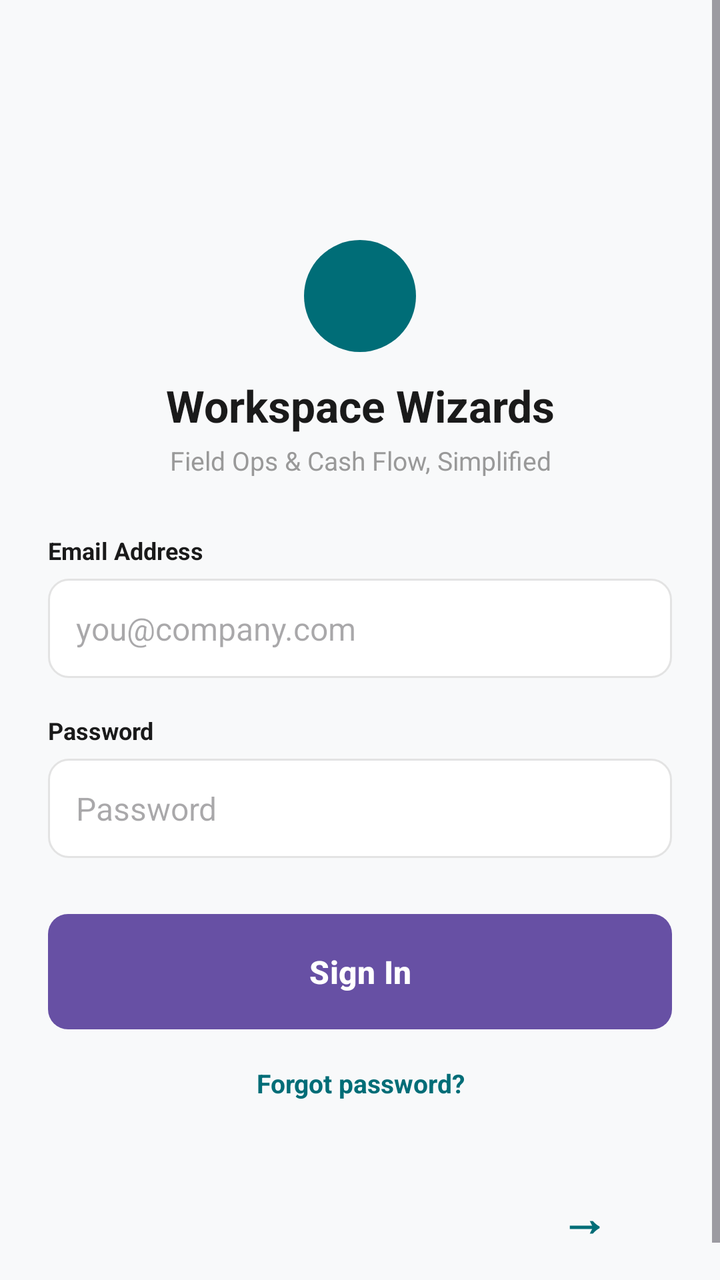
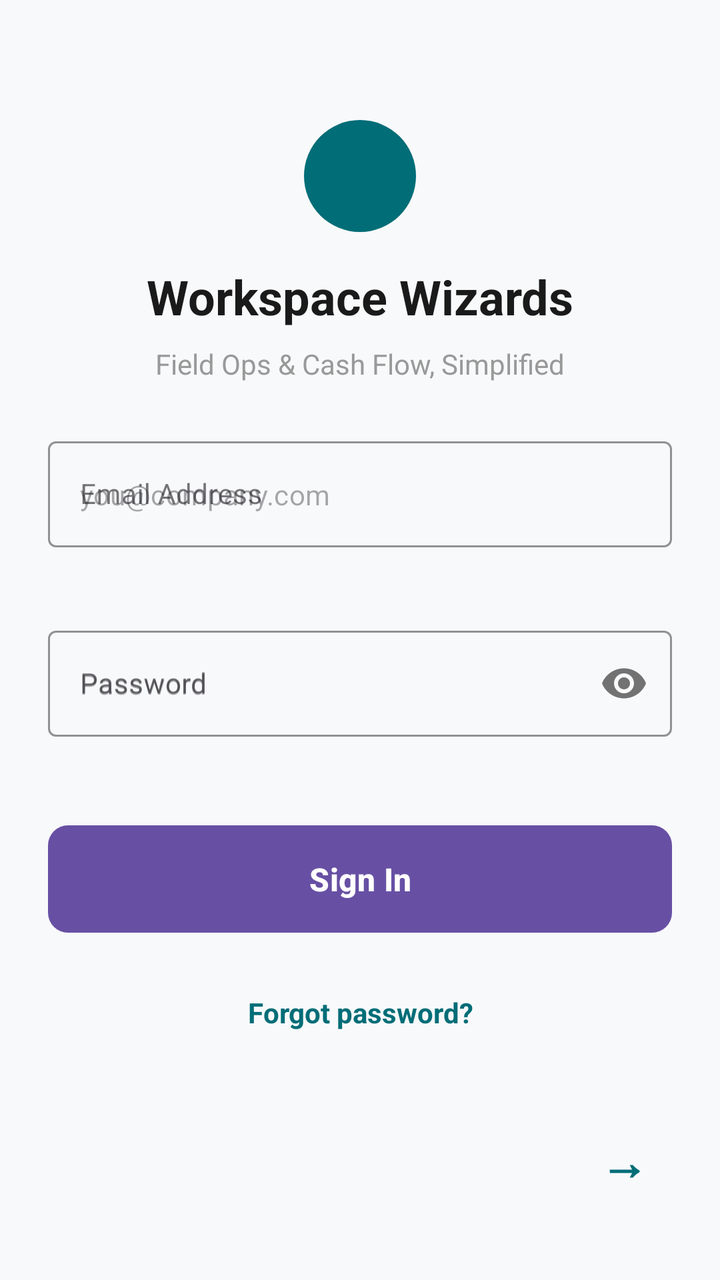

Before-and-after screenshots of an Android layout around one commit, followed by the original layout XML and the change that was made.
<!-- AndroidManifest.xml: application theme Theme.WorkspaceWizards -->
<!-- res/layout/activity_login.xml -->
<?xml version="1.0" encoding="utf-8"?>
<ScrollView
    xmlns:android="http://schemas.android.com/apk/res/android"
    xmlns:app="http://schemas.android.com/apk/res-auto"
    android:layout_width="match_parent"
    android:layout_height="match_parent"
    android:background="@color/bg_light">

    <LinearLayout
        android:layout_width="match_parent"
        android:layout_height="wrap_content"
        android:orientation="vertical"
        android:paddingHorizontal="24dp"
        android:paddingTop="120dp"
        android:paddingBottom="24dp">

        
        <View
            android:layout_width="56dp"
            android:layout_height="56dp"
            android:layout_gravity="center_horizontal"
            android:background="@drawable/circle_teal" />

        <TextView
            android:layout_width="match_parent"
            android:layout_height="wrap_content"
            android:layout_marginTop="12dp"
            android:gravity="center"
            android:text="Workspace Wizards"
            android:textColor="@color/off_black"
            android:textSize="22sp"
            android:textStyle="bold" />

        <TextView
            android:layout_width="match_parent"
            android:layout_height="wrap_content"
            android:layout_marginTop="4dp"
            android:gravity="center"
            android:text="Field Ops &amp; Cash Flow, Simplified"
            android:textColor="@color/grey_text"
            android:textSize="13sp" />

        
        <TextView
            android:layout_width="wrap_content"
            android:layout_height="wrap_content"
            android:layout_marginTop="28dp"
            android:text="Email Address"
            android:textColor="@color/off_black"
            android:textSize="12sp"
            android:textStyle="bold" />

        <EditText
            android:id="@+id/etEmail"
            android:layout_width="match_parent"
            android:layout_height="wrap_content"
            android:layout_marginTop="6dp"
            android:background="@drawable/input_box_bg"
            android:hint="you@company.com"
            android:inputType="textEmailAddress"
            android:padding="14dp"
            android:textSize="16sp" />

        
        <TextView
            android:layout_width="wrap_content"
            android:layout_height="wrap_content"
            android:layout_marginTop="18dp"
            android:text="Password"
            android:textColor="@color/off_black"
            android:textSize="12sp"
            android:textStyle="bold" />

        <EditText
            android:id="@+id/etPassword"
            android:layout_width="match_parent"
            android:layout_height="wrap_content"
            android:layout_marginTop="6dp"
            android:background="@drawable/input_box_bg"
            android:hint="Password"
            android:inputType="textPassword"
            android:padding="14dp"
            android:textSize="16sp" />

        
        <Button
            android:id="@+id/btnSignIn"
            android:layout_width="match_parent"
            android:layout_height="wrap_content"
            android:layout_marginTop="28dp"
            android:background="@drawable/button_pink_bg"
            android:paddingVertical="14dp"
            android:text="Sign In"
            android:textAllCaps="false"
            android:textColor="@android:color/white"
            android:textSize="16sp"
            android:textStyle="bold" />

        
        <TextView
            android:layout_width="match_parent"
            android:layout_height="wrap_content"
            android:layout_marginTop="18dp"
            android:gravity="center"
            android:text="Forgot password?"
            android:textColor="@color/teal_primary"
            android:textSize="13sp"
            android:textStyle="bold" />

        
        <com.google.android.material.button.MaterialButton
            android:id="@+id/btnNextPreview"
            style="@style/Widget.MaterialComponents.Button.TextButton"
            android:layout_width="wrap_content"
            android:layout_height="wrap_content"
            android:layout_gravity="end"
            android:layout_marginTop="32dp"
            android:text="→"
            android:textColor="@color/teal_primary"
            android:textSize="24sp"
            android:textStyle="bold" />

    </LinearLayout>
</ScrollView>
<!-- resources referenced by this layout -->
<resources>
  <color name="bg_light">#F8F9FA</color>
  <color name="grey_text">#999999</color>
  <color name="off_black">#1A1A1A</color>
  <color name="teal_primary">#006D77</color>
  <!-- drawable button_pink_bg (drawable) -->
  <?xml version="1.0" encoding="utf-8"?>
  <shape xmlns:android="http://schemas.android.com/apk/res/android" android:shape="rectangle">
      <solid android:color="@color/pink_accent" />
      <corners android:radius="10dp" />
  </shape>
  <!-- drawable circle_teal (drawable) -->
  <?xml version="1.0" encoding="utf-8"?>
  <shape xmlns:android="http://schemas.android.com/apk/res/android" android:shape="oval">
      <solid android:color="@color/teal_primary" />
  </shape>
  <!-- drawable input_box_bg (drawable) -->
  <?xml version="1.0" encoding="utf-8"?>
  <shape xmlns:android="http://schemas.android.com/apk/res/android" android:shape="rectangle">
      <solid android:color="@android:color/white" />
      <corners android:radius="10dp" />
      <stroke android:width="1dp" android:color="@color/light_grey" />
  </shape>
  <style name="Theme.WorkspaceWizards" parent="Base.Theme.WorkspaceWizards" />
  <color name="pink_accent">#E21B63</color>
  <color name="light_grey">#E3E3E3</color>
  <style name="Base.Theme.WorkspaceWizards" parent="Theme.Material3.DayNight.NoActionBar">
          
          
      </style>
</resources>

<!-- the commit's change to res/layout/activity_login.xml (unified diff, before → after) -->
@@ -2,110 +2,145 @@
 <ScrollView
     xmlns:android="http://schemas.android.com/apk/res/android"
     xmlns:app="http://schemas.android.com/apk/res-auto"
+    android:id="@+id/layoutScrollView"
     android:layout_width="match_parent"
     android:layout_height="match_parent"
-    android:background="@color/bg_light">
+    android:background="@color/bg_light"
+    android:fillViewport="true">
 
-    <LinearLayout
+    <androidx.constraintlayout.widget.ConstraintLayout
+        android:id="@+id/layoutMain"
         android:layout_width="match_parent"
         android:layout_height="wrap_content"
-        android:orientation="vertical"
         android:paddingHorizontal="24dp"
-        android:paddingTop="120dp"
+        android:paddingTop="60dp"
         android:paddingBottom="24dp">
 
         
-        <View
+        <ImageView
+            android:id="@+id/ivLogo"
             android:layout_width="56dp"
             android:layout_height="56dp"
-            android:layout_gravity="center_horizontal"
-            android:background="@drawable/circle_teal" />
+            android:contentDescription="@null"
+            android:src="@drawable/circle_teal"
+            app:layout_constraintEnd_toEndOf="parent"
+            app:layout_constraintStart_toStartOf="parent"
+            app:layout_constraintTop_toTopOf="parent" />
 
+        
         <TextView
-            android:layout_width="match_parent"
+            android:id="@+id/tvTitle"
+            android:layout_width="0dp"
             android:layout_height="wrap_content"
-            android:layout_marginTop="12dp"
+            android:layout_marginTop="16dp"
             android:gravity="center"
             android:text="Workspace Wizards"
             android:textColor="@color/off_black"
-            android:textSize="22sp"
-            android:textStyle="bold" />
+            android:textSize="24sp"
+            android:textStyle="bold"
+            app:layout_constraintEnd_toEndOf="parent"
+            app:layout_constraintStart_toStartOf="parent"
+            app:layout_constraintTop_toBottomOf="@id/ivLogo" />
 
+        
         <TextView
-            android:layout_width="match_parent"
+            android:id="@+id/tvSubtitle"
+            android:layout_width="0dp"
             android:layout_height="wrap_content"
-            android:layout_marginTop="4dp"
+            android:layout_marginTop="8dp"
             android:gravity="center"
             android:text="Field Ops &amp; Cash Flow, Simplified"
             android:textColor="@color/grey_text"
-            android:textSize="13sp" />
+            android:textSize="14sp"
+            app:layout_constraintEnd_toEndOf="parent"
+            app:layout_constraintStart_toStartOf="parent"
+            app:layout_constraintTop_toBottomOf="@id/tvTitle" />
 
         
-        <TextView
-            android:layout_width="wrap_content"
+        <com.google.android.material.textfield.TextInputLayout
+            android:id="@+id/tilEmail"
+            style="@style/Widget.MaterialComponents.TextInputLayout.OutlinedBox"
+            android:layout_width="0dp"
             android:layout_height="wrap_content"
-            android:layout_marginTop="28dp"
-            android:text="Email Address"
-            android:textColor="@color/off_black"
-            android:textSize="12sp"
-            android:textStyle="bold" />
+            android:layout_marginTop="24dp"
+            android:hint="Email Address"
+            app:boxStrokeColor="@color/teal_primary"
+            app:errorEnabled="true"
+            app:hintTextColor="@color/teal_primary"
+            app:layout_constraintEnd_toEndOf="parent"
+            app:layout_constraintStart_toStartOf="parent"
+            app:layout_constraintTop_toBottomOf="@id/tvSubtitle">
 
-        <EditText
-            android:id="@+id/etEmail"
-            android:layout_width="match_parent"
-            android:layout_height="wrap_content"
-            android:layout_marginTop="6dp"
-            android:background="@drawable/input_box_bg"
-            android:hint="you@company.com"
-            android:inputType="textEmailAddress"
-            android:padding="14dp"
-            android:textSize="16sp" />
+            <com.google.android.material.textfield.TextInputEditText
+                android:id="@+id/etEmail"
+                android:layout_width="match_parent"
+                android:layout_height="wrap_content"
+                android:hint="you@company.com"
+                android:inputType="textEmailAddress"
+                android:minHeight="48dp"
+                android:textSize="14sp" />
+        </com.google.android.material.textfield.TextInputLayout>
 
         
-        <TextView
-            android:layout_width="wrap_content"
+        <com.google.android.material.textfield.TextInputLayout
+            android:id="@+id/tilPassword"
+            style="@style/Widget.MaterialComponents.TextInputLayout.OutlinedBox"
+            android:layout_width="0dp"
             android:layout_height="wrap_content"
-            android:layout_marginTop="18dp"
-            android:text="Password"
-            android:textColor="@color/off_black"
-            android:textSize="12sp"
-            android:textStyle="bold" />
+            android:layout_marginTop="16dp"
+            android:hint="Password"
+            app:boxStrokeColor="@color/teal_primary"
+            app:errorEnabled="true"
+            app:hintTextColor="@color/teal_primary"
+            app:passwordToggleEnabled="true"
+            app:layout_constraintEnd_toEndOf="parent"
+            app:layout_constraintStart_toStartOf="parent"
+            app:layout_constraintTop_toBottomOf="@id/tilEmail">
 
-        <EditText
-            android:id="@+id/etPassword"
-            android:layout_width="match_parent"
-            android:layout_height="wrap_content"
-            android:layout_marginTop="6dp"
-            android:background="@drawable/input_box_bg"
-            android:hint="Password"
-            android:inputType="textPassword"
-            android:padding="14dp"
-            android:textSize="16sp" />
+            <com.google.android.material.textfield.TextInputEditText
+                android:id="@+id/etPassword"
+                android:layout_width="match_parent"
+                android:layout_height="wrap_content"
+                android:hint="Password"
+                android:inputType="textPassword"
+                android:minHeight="48dp"
+                android:textSize="14sp" />
+        </com.google.android.material.textfield.TextInputLayout>
 
         
         <Button
             android:id="@+id/btnSignIn"
-            android:layout_width="match_parent"
+            android:layout_width="0dp"
             android:layout_height="wrap_content"
-            android:layout_marginTop="28dp"
+            android:layout_marginTop="24dp"
             android:background="@drawable/button_pink_bg"
-            android:paddingVertical="14dp"
+            android:minHeight="48dp"
+            android:paddingVertical="12dp"
             android:text="Sign In"
             android:textAllCaps="false"
             android:textColor="@android:color/white"
             android:textSize="16sp"
-            android:textStyle="bold" />
+            android:textStyle="bold"
+            app:layout_constraintEnd_toEndOf="parent"
+            app:layout_constraintStart_toStartOf="parent"
+            app:layout_constraintTop_toBottomOf="@id/tilPassword" />
 
         
         <TextView
-            android:layout_width="match_parent"
+            android:id="@+id/tvForgotPassword"
+            android:layout_width="wrap_content"
             android:layout_height="wrap_content"
-            android:layout_marginTop="18dp"
+            android:layout_marginTop="16dp"
             android:gravity="center"
+            android:minHeight="48dp"
+            android:paddingHorizontal="16dp"
             android:text="Forgot password?"
             android:textColor="@color/teal_primary"
-            android:textSize="13sp"
-            android:textStyle="bold" />
+            android:textSize="14sp"
+            android:textStyle="bold"
+            app:layout_constraintEnd_toEndOf="parent"
+            app:layout_constraintStart_toStartOf="parent"
+            app:layout_constraintTop_toBottomOf="@id/btnSignIn" />
 
         
         <com.google.android.material.button.MaterialButton
@@ -113,12 +148,15 @@
             style="@style/Widget.MaterialComponents.Button.TextButton"
             android:layout_width="wrap_content"
             android:layout_height="wrap_content"
-            android:layout_gravity="end"
-            android:layout_marginTop="32dp"
+            android:layout_marginTop="24dp"
+            android:minWidth="48dp"
+            android:minHeight="48dp"
             android:text="→"
             android:textColor="@color/teal_primary"
             android:textSize="24sp"
-            android:textStyle="bold" />
+            android:textStyle="bold"
+            app:layout_constraintEnd_toEndOf="parent"
+            app:layout_constraintTop_toBottomOf="@id/tvForgotPassword" />
 
-    </LinearLayout>
+    </androidx.constraintlayout.widget.ConstraintLayout>
 </ScrollView>
<!-- resource entries referenced after the edit -->
@@ -15,16 +15,8 @@
   <shape xmlns:android="http://schemas.android.com/apk/res/android" android:shape="oval">
       <solid android:color="@color/teal_primary" />
   </shape>
-  <!-- drawable input_box_bg (drawable) -->
-  <?xml version="1.0" encoding="utf-8"?>
-  <shape xmlns:android="http://schemas.android.com/apk/res/android" android:shape="rectangle">
-      <solid android:color="@android:color/white" />
-      <corners android:radius="10dp" />
-      <stroke android:width="1dp" android:color="@color/light_grey" />
-  </shape>
   <style name="Theme.WorkspaceWizards" parent="Base.Theme.WorkspaceWizards" />
   <color name="pink_accent">#E21B63</color>
-  <color name="light_grey">#E3E3E3</color>
   <style name="Base.Theme.WorkspaceWizards" parent="Theme.Material3.DayNight.NoActionBar">
           
           
